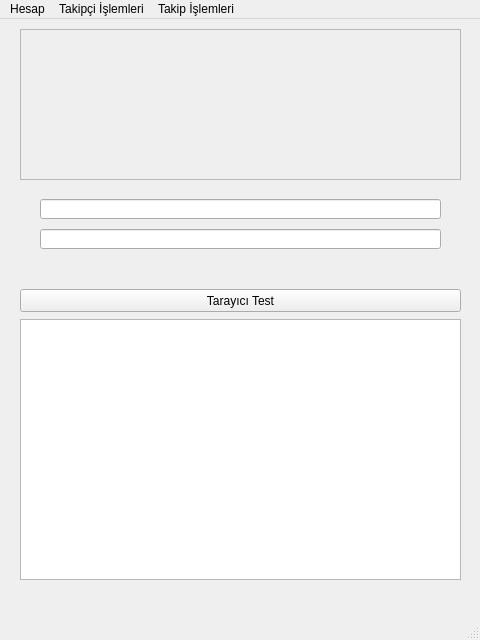
Qt form UI/AnaMenu.ui (vektorelpython20/Selinsbot) before a commit.
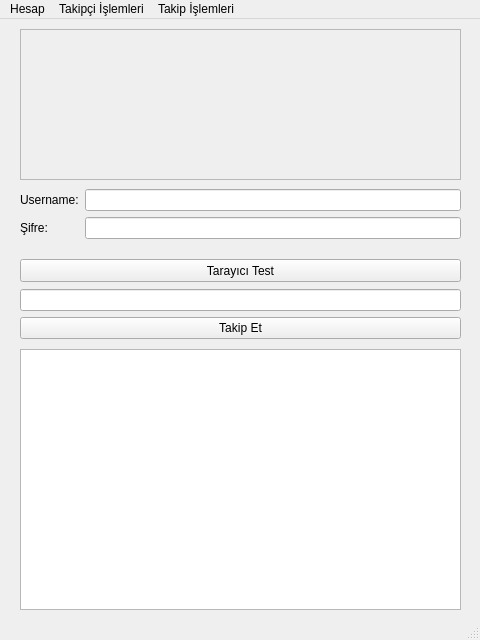
The same form after that commit.

```diff
--- a/UI/AnaMenu.ui
+++ b/UI/AnaMenu.ui
@@ -18,7 +18,7 @@
     <property name="geometry">
      <rect>
       <x>20</x>
-      <y>300</y>
+      <y>330</y>
       <width>441</width>
       <height>261</height>
      </rect>
@@ -31,7 +31,7 @@
     <property name="geometry">
      <rect>
       <x>20</x>
-      <y>270</y>
+      <y>240</y>
       <width>441</width>
       <height>23</height>
      </rect>
@@ -53,28 +53,63 @@
      </rect>
     </property>
    </widget>
-   <widget class="QLineEdit" name="txtUser">
+   <widget class="QWidget" name="formLayoutWidget">
     <property name="geometry">
      <rect>
-      <x>40</x>
-      <y>180</y>
-      <width>401</width>
-      <height>20</height>
+      <x>20</x>
+      <y>170</y>
+      <width>441</width>
+      <height>61</height>
      </rect>
     </property>
+    <layout class="QFormLayout" name="formLayout">
+     <item row="0" column="1">
+      <widget class="QLineEdit" name="txtUser"/>
+     </item>
+     <item row="1" column="1">
+      <widget class="QLineEdit" name="txtPass">
+       <property name="echoMode">
+        <enum>QLineEdit::Password</enum>
+       </property>
+      </widget>
+     </item>
+     <item row="0" column="0">
+      <widget class="QLabel" name="label">
+       <property name="text">
+        <string>Username:</string>
+       </property>
+      </widget>
+     </item>
+     <item row="1" column="0">
+      <widget class="QLabel" name="label_2">
+       <property name="text">
+        <string>Şifre:</string>
+       </property>
+      </widget>
+     </item>
+    </layout>
    </widget>
-   <widget class="QLineEdit" name="txtPass">
+   <widget class="QWidget" name="gridLayoutWidget">
     <property name="geometry">
      <rect>
-      <x>40</x>
-      <y>210</y>
-      <width>401</width>
-      <height>20</height>
+      <x>20</x>
+      <y>270</y>
+      <width>441</width>
+      <height>51</height>
      </rect>
     </property>
-    <property name="echoMode">
-     <enum>QLineEdit::Password</enum>
-    </property>
+    <layout class="QGridLayout" name="gridLayout">
+     <item row="1" column="0">
+      <widget class="QPushButton" name="btTakip">
+       <property name="text">
+        <string>Takip Et</string>
+       </property>
+      </widget>
+     </item>
+     <item row="0" column="0">
+      <widget class="QLineEdit" name="txtTakip"/>
+     </item>
+    </layout>
    </widget>
   </widget>
   <widget class="QMenuBar" name="menubar">
```
